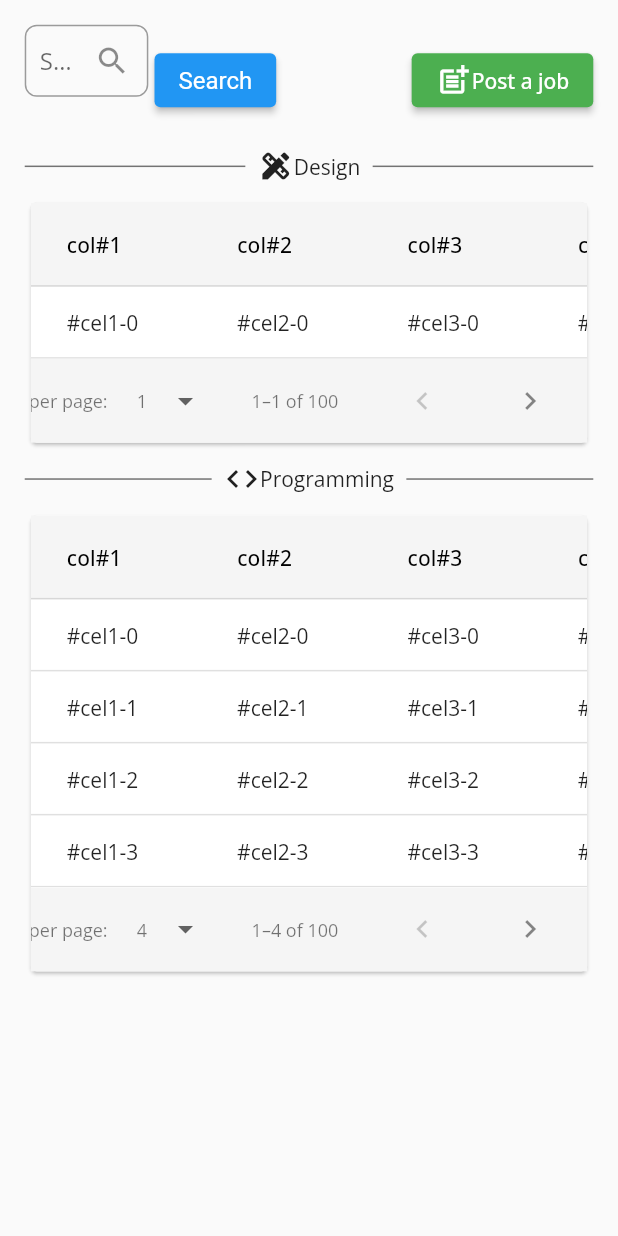
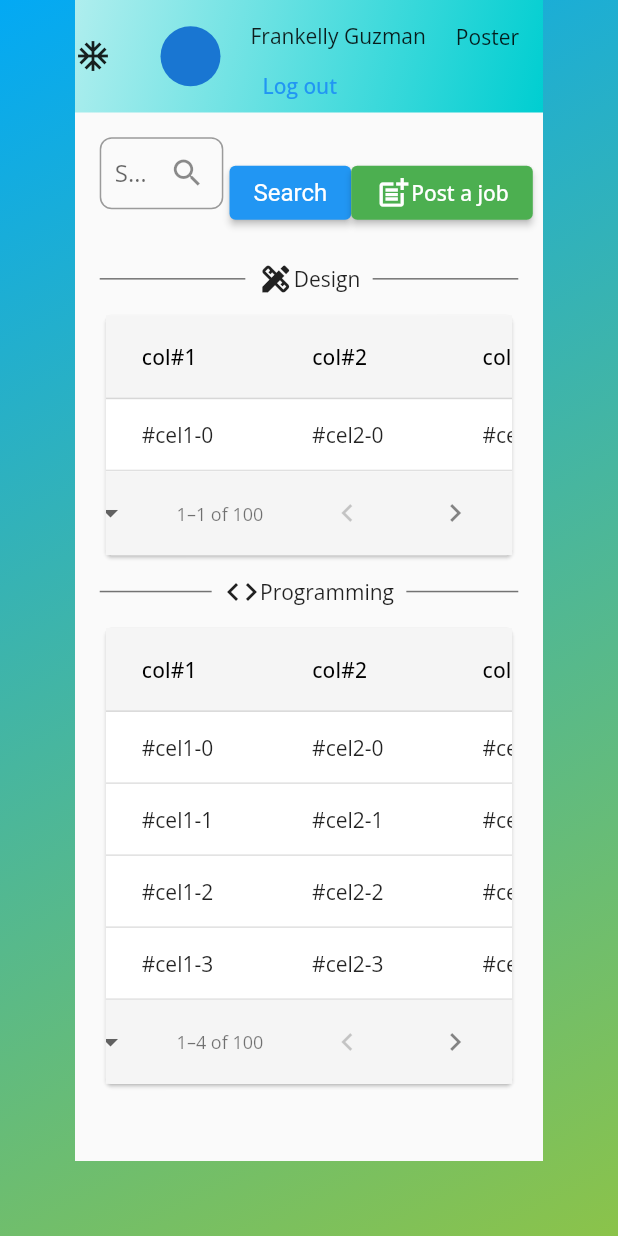
Before and after one commit to LuisG57/job_system, a Flutter app: the screen it shows after launch, on a phone screen of 412 x 824 dp. Run offline on Flutter 3.47's test engine with Material 2 defaults, Android fonts, the phone set to English and light mode, and no system bars; key blocks and very long unbroken strings in the code were emptied for the run.

Commit message:
adobe_designs_unstable

```diff
--- a/jos_search_app/lib/View/Screens/feed_screen.dart
+++ b/jos_search_app/lib/View/Screens/feed_screen.dart
@@ -7,6 +7,8 @@ import '../Widgets/search_bar.dart';
 import '../Widgets/post_job_button.dart';
 import '../Widgets/primary_button.dart';
 import '../Screens/job_details_screen.dart';
+import '../Widgets/gradient_background/gradient_background.dart';
+import '../Widgets/gradient_background/gradient_top_bar.dart';
 
 class FeedScreen extends StatelessWidget {
   const FeedScreen({Key? key}) : super(key: key);
@@ -15,9 +17,17 @@ class FeedScreen extends StatelessWidget {
   Widget build(BuildContext context) {
     var height = MediaQuery.of(context).size.height;
     var width = MediaQuery.of(context).size.width;
-    return Scaffold(
-      body: SingleChildScrollView(
-        child: SafeArea(
+    return Stack(alignment: Alignment.center, children: [
+      GradientBackGround(),
+      Container(
+        padding: EdgeInsets.only(left: 50, right: 50, bottom: 50),
+        child: Scaffold(
+          // backgroundColor: Colors.transparent,
+          body: ListView(children: [
+            Column(
+              children: [
+                GradientTopBar(),
+                SafeArea(
                   child: Padding(
                     padding: EdgeInsets.symmetric(
                       horizontal: width * 0.04,
@@ -56,7 +66,11 @@ class FeedScreen extends StatelessWidget {
                     ),
                   ),
                 ),
+              ],
             ),
-    );
+          ]),
+        ),
+      ),
+    ]);
   }
 }
--- a/jos_search_app/lib/View/Widgets/centered_view/centered_view.dart
+++ b/jos_search_app/lib/View/Widgets/centered_view/centered_view.dart
@@ -6,12 +6,16 @@ class CenteredView extends StatelessWidget {
 
   @override
   Widget build(BuildContext context) {
-    return Container(
-      padding: const EdgeInsets.symmetric(horizontal: 70, vertical: 60),
-      alignment: Alignment.topCenter,
-      child: ConstrainedBox(
-        constraints: BoxConstraints(maxWidth: 1200),
-        child: child,
+    return ClipRRect(
+      borderRadius: BorderRadius.circular(20),
+      child: Container(
+        decoration: BoxDecoration(borderRadius: BorderRadius.circular(20)),
+        padding: const EdgeInsets.symmetric(horizontal: 70, vertical: 60),
+        alignment: Alignment.topCenter,
+        child: ConstrainedBox(
+          constraints: BoxConstraints(maxWidth: 1200),
+          child: child,
+        ),
       ),
     );
   }
--- /dev/null
+++ b/jos_search_app/lib/View/Widgets/gradient_background/gradient_background.dart
@@ -0,0 +1,18 @@
+import 'package:flutter/material.dart';
+
+import 'package:flutter/material.dart';
+
+class GradientBackGround extends StatelessWidget {
+  @override
+  Widget build(BuildContext context) {
+    return Container(
+        decoration: BoxDecoration(
+            gradient: LinearGradient(
+                begin: Alignment.topLeft,
+                end: Alignment.bottomRight,
+                colors: [Colors.lightBlue, Colors.lightGreen])),
+        child: Container(
+          padding: EdgeInsets.only(left: 50, right: 50, bottom: 50),
+        ));
+  }
+}
--- /dev/null
+++ b/jos_search_app/lib/View/Widgets/gradient_background/gradient_top_bar.dart
@@ -0,0 +1,47 @@
+import 'package:flutter/material.dart';
+
+class GradientTopBar extends StatelessWidget {
+  @override
+  Widget build(BuildContext context) {
+    return Container(
+      decoration: BoxDecoration(
+          gradient: LinearGradient(
+              begin: Alignment.topLeft,
+              end: Alignment.bottomRight,
+              colors: [
+            Color.fromRGBO(175, 238, 238, 1),
+            Color.fromRGBO(0, 206, 209, 1)
+          ])),
+      width: double.infinity,
+      height: 75,
+      child: Row(
+        mainAxisAlignment: MainAxisAlignment.spaceBetween,
+        children: [
+          Icon(Icons.ac_unit),
+          Row(
+            children: [
+              CircleAvatar(),
+              Padding(
+                padding: const EdgeInsets.only(top: 14, left: 20, right: 20),
+                child: Column(
+                  crossAxisAlignment: CrossAxisAlignment.start,
+                  children: [
+                    Text('Frankelly Guzman'),
+                    TextButton(
+                      onPressed: () {},
+                      child: Text('Log out'),
+                    ),
+                  ],
+                ),
+              ),
+              Padding(
+                padding: const EdgeInsets.only(right: 16, bottom: 26),
+                child: Text('Poster'),
+              )
+            ],
+          ),
+        ],
+      ),
+    );
+  }
+}
```
Also changed, not shown: jos_search_app/pubspec.lock. Lines whose indentation alone changed are shown as unchanged.
